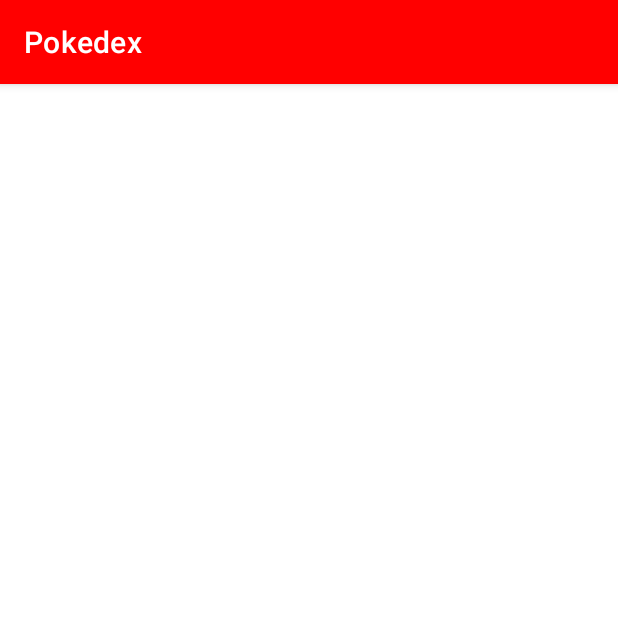
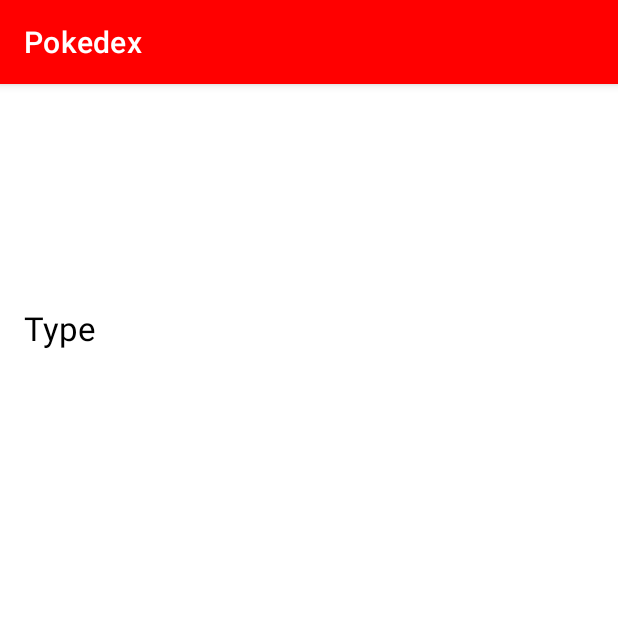
Before and after one commit to paulomoura91/pokedex-xml, an Android app: the PokemonActivity screen opened directly, with no data from a screen before it, on a phone screen of 412 x 824 dp, the top half of it. Run offline under Robolectric (Android 15) with nearby library versions, the phone set to English and light mode, and no system bars; pictures from the network do not load.

Commit message:
pokemon types added to layout

```diff
--- /dev/null
+++ b/app/src/main/java/com/paulomoura/pokedexxml/extension/IntExtensions.kt
@@ -0,0 +1,6 @@
+package com.paulomoura.pokedexxml.extension
+
+import android.content.res.Resources
+
+val Int.px: Int
+    get() = (this * Resources.getSystem().displayMetrics.density).toInt()
--- a/app/src/main/res/layout/activity_pokemon.xml
+++ b/app/src/main/res/layout/activity_pokemon.xml
@@ -44,7 +44,6 @@
             android:layout_width="0dp"
             android:layout_height="wrap_content"
             android:layout_marginStart="16dp"
-            android:layout_marginTop="16dp"
             android:layout_marginEnd="16dp"
             app:layout_constraintEnd_toEndOf="parent"
             app:layout_constraintStart_toStartOf="parent"
@@ -57,14 +56,27 @@
             android:layout_width="0dp"
             android:layout_height="wrap_content"
             android:layout_marginStart="16dp"
-            android:layout_marginTop="16dp"
             android:layout_marginEnd="16dp"
-            android:gravity="center"
+            android:gravity="center_vertical"
             android:textSize="20sp"
             app:layout_constraintEnd_toEndOf="parent"
             app:layout_constraintStart_toStartOf="parent"
             app:layout_constraintTop_toBottomOf="@+id/image_view_url"
             tools:text="There is a plant seed on its back right from the day this Pokémon is born. The seed slowly grows larger." />
+
+        <TextView
+            android:id="@+id/text_view_type"
+            android:layout_width="0dp"
+            android:layout_height="wrap_content"
+            android:layout_marginStart="16dp"
+            android:layout_marginTop="32dp"
+            android:layout_marginEnd="16dp"
+            android:gravity="center_vertical"
+            android:text="@string/type"
+            android:textSize="22sp"
+            app:layout_constraintEnd_toEndOf="parent"
+            app:layout_constraintStart_toStartOf="parent"
+            app:layout_constraintTop_toBottomOf="@+id/text_view_description"/>
 
         <LinearLayout
             android:id="@+id/linear_layout_types"
@@ -76,7 +88,7 @@
             android:orientation="horizontal"
             app:layout_constraintEnd_toEndOf="parent"
             app:layout_constraintStart_toStartOf="parent"
-            app:layout_constraintTop_toBottomOf="@+id/text_view_description"/>
+            app:layout_constraintTop_toBottomOf="@+id/text_view_type"/>
 
         <LinearLayout
             android:id="@+id/linear_layout_evolutions"
--- a/app/src/main/res/values/colors.xml
+++ b/app/src/main/res/values/colors.xml
@@ -57,7 +57,7 @@
     <color name="dark_salmon">#E9967A</color>
     <color name="lavender">#E6E6FA</color>
     <color name="light_cyan">#E0FFFF</color>
-    <color name="burlyWood">#DEB887</color>
+    <color name="burly_wood">#DEB887</color>
     <color name="plum">#DDA0DD</color>
     <color name="gainsboro">#DCDCDC</color>
     <color name="crimson">#DC143C</color>
@@ -65,7 +65,7 @@
     <color name="goldenrod">#DAA520</color>
     <color name="orchid">#DA70D6</color>
     <color name="thistle">#D8BFD8</color>
-    <color name="light_grey">#D3D3D3</color>
+    <color name="light_gray">#D3D3D3</color>
     <color name="tan">#D2B48C</color>
     <color name="chocolate">#D2691E</color>
     <color name="peru">#CD853F</color>
--- a/app/src/main/res/values/strings.xml
+++ b/app/src/main/res/values/strings.xml
@@ -1,3 +1,4 @@
 <resources>
     <string name="app_name">Pokedex</string>
+    <string name="type">Type</string>
 </resources>
```
Also changed, not shown: app/src/main/java/com/paulomoura/pokedexxml/view/PokemonActivity.kt (+44 -0 lines).
